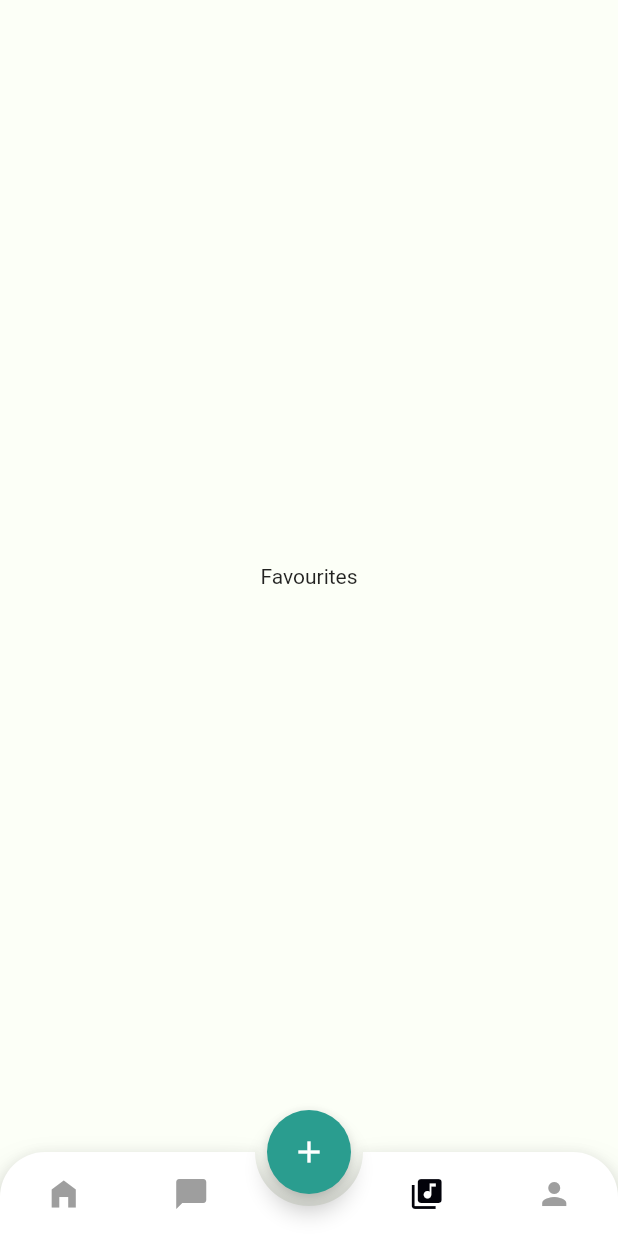
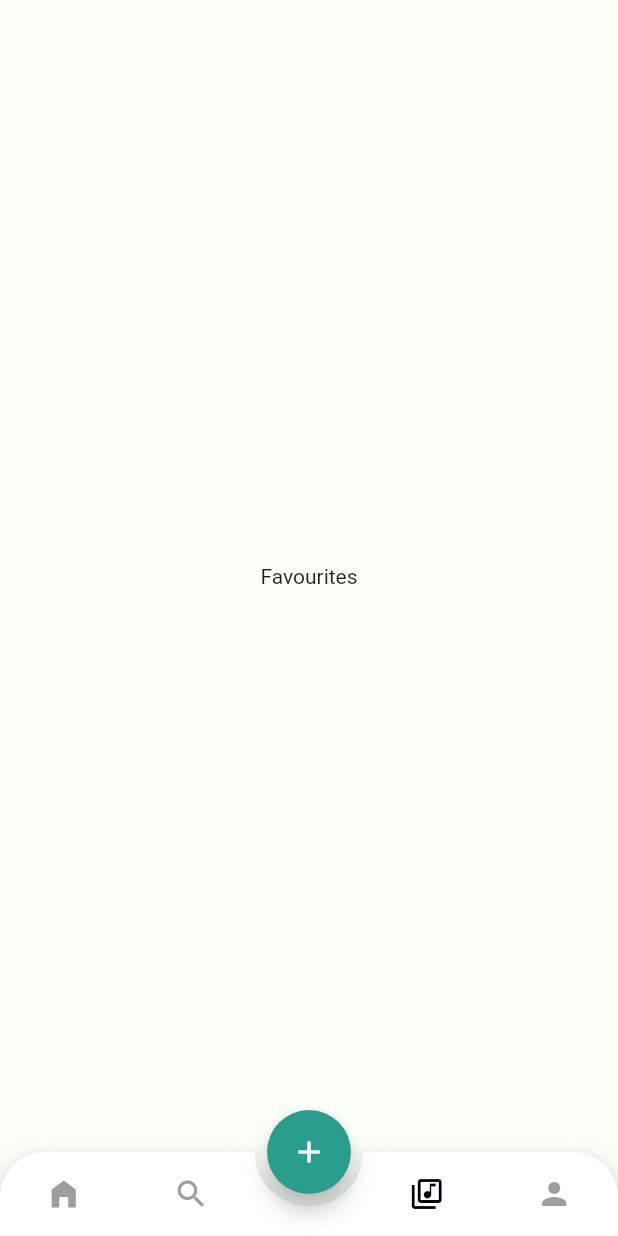
Before and after one commit to KNkoe/lesbeats-app, a Flutter app: the MyHomePage screen opened directly, item 3 of the bottom bar chosen, on a phone screen of 412 x 824 dp. Run offline on Flutter 3.47's test engine with Material 2 defaults, Android fonts, the phone set to English and light mode, and no system bars; drawn by our look-alikes of animated_bottom_navigation_bar; our stand-ins replace badges, bubble, file_picker, flutter_animate, flutter_chat_types, flutter_chat_ui and 6 more; missing offline and left inert: audio_session, iconify_flutter, wc_form_validators; statements that could not run were skipped.

Commit message:
update UI

```diff
--- a/lesbeats/lib/screens/home/home.dart
+++ b/lesbeats/lib/screens/home/home.dart
@@ -2,6 +2,7 @@ import 'package:animated_bottom_navigation_bar/animated_bottom_navigation_bar.da
 import 'package:flutter/material.dart';
 import 'package:lesbeats/screens/chats/chats.dart';
 import 'package:lesbeats/screens/home/dashboard.dart';
+import 'package:lesbeats/screens/home/search.dart';
 import 'package:lesbeats/screens/home/upload_beat.dart';
 import 'package:lesbeats/screens/profile/profile.dart';
 
@@ -21,7 +22,7 @@ class _MyHomePageState extends State<MyHomePage> {
       case 0:
         return const Dashboard();
       case 1:
-        return const MyChatScreen();
+        return const MySearchScreen();
       case 2:
         return const Center(child: Text("Favourites"));
       case 3:
@@ -62,8 +63,8 @@ class _MyHomePageState extends State<MyHomePage> {
       bottomNavigationBar: AnimatedBottomNavigationBar(
         icons: const [
           Icons.home_filled,
-          Icons.chat_bubble,
-          Icons.library_music,
+          Icons.search_sharp,
+          Icons.library_music_outlined,
           Icons.person
         ],
         inactiveColor: Colors.grey,
--- a/lesbeats/pubspec.yaml
+++ b/lesbeats/pubspec.yaml
@@ -52,6 +52,7 @@ dependencies:
   bubble: ^1.2.1
   http: ^0.13.5
   path_provider: ^2.0.11
+  badges: ^2.0.3
 
 dev_dependencies:
   flutter_test:
```
Also changed, not shown: lesbeats/lib/screens/home/dashboard.dart (+8 -5 lines), lesbeats/pubspec.lock.
